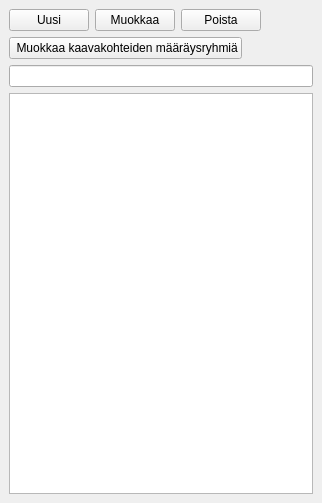
GispoCoding/arho-qgis-plugin, file arho_feature_template/gui/docks/regulation_groups_dock.ui: the form before one commit.
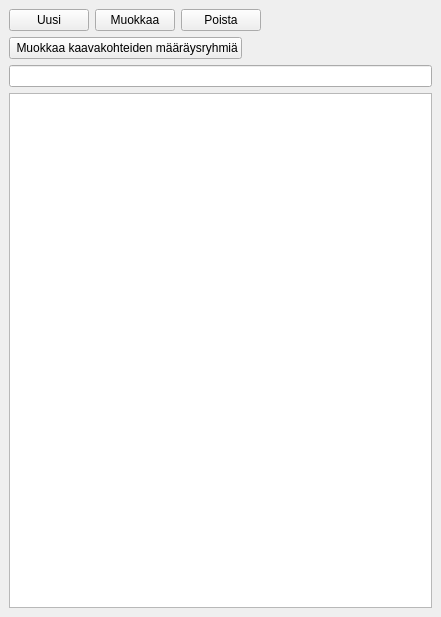
The form after the commit. Custom widgets are drawn as their Qt base class.

Commit message:
change regulation group dock list view into table view
Now the table has rows for letter code, heading and count of regulations.

Also, regulation group form can now be opened by double clicking a row in the table.

```diff
--- a/arho_feature_template/gui/docks/regulation_groups_dock.ui
+++ b/arho_feature_template/gui/docks/regulation_groups_dock.ui
@@ -6,8 +6,8 @@
    <rect>
     <x>0</x>
     <y>0</y>
-    <width>322</width>
-    <height>503</height>
+    <width>441</width>
+    <height>617</height>
    </rect>
   </property>
   <property name="windowTitle">
@@ -94,10 +94,25 @@
      </widget>
     </item>
     <item>
-     <widget class="QListWidget" name="regulation_group_list">
+     <widget class="QTableView" name="table">
+      <property name="editTriggers">
+       <set>QAbstractItemView::NoEditTriggers</set>
+      </property>
       <property name="selectionMode">
        <enum>QAbstractItemView::ExtendedSelection</enum>
       </property>
+      <property name="selectionBehavior">
+       <enum>QAbstractItemView::SelectRows</enum>
+      </property>
+      <property name="sortingEnabled">
+       <bool>true</bool>
+      </property>
+      <attribute name="horizontalHeaderStretchLastSection">
+       <bool>true</bool>
+      </attribute>
+      <attribute name="verticalHeaderVisible">
+       <bool>false</bool>
+      </attribute>
      </widget>
     </item>
    </layout>
```
Left out of the diff: 2 changed lines with no effect on the pictures. The commit also changes 1 other file.
